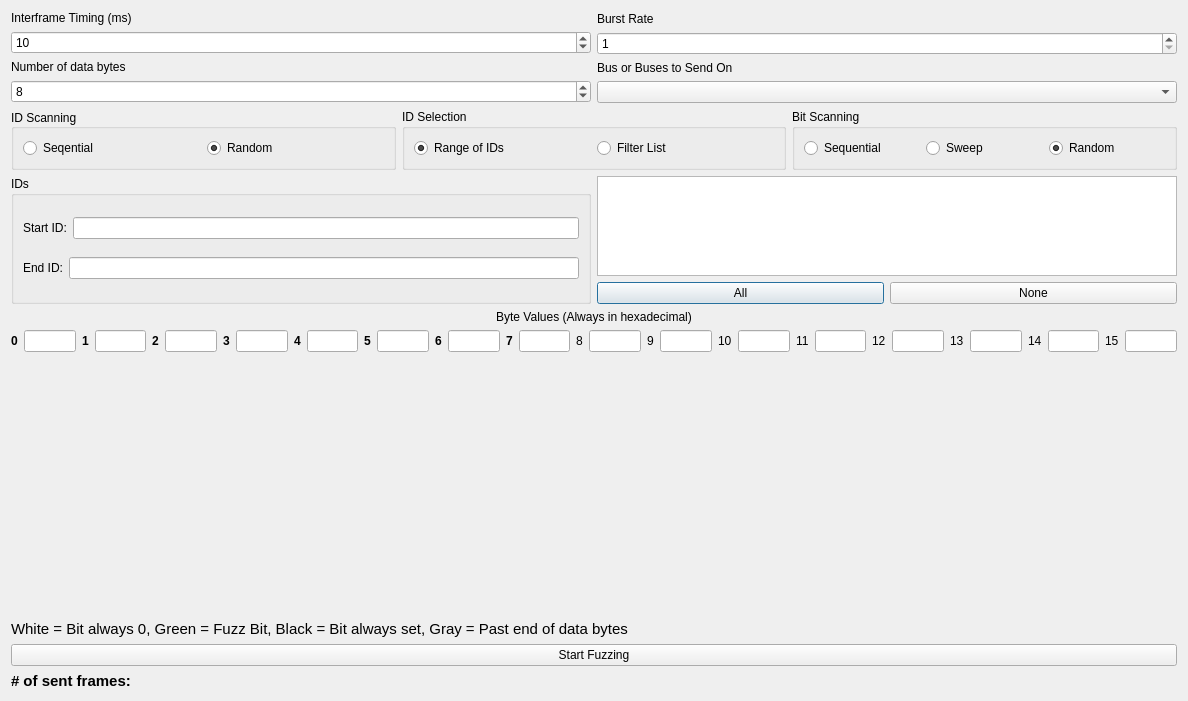
Before: the Qt Designer form ui/fuzzingwindow.ui in collin80/SavvyCAN, drawn with Qt 5.
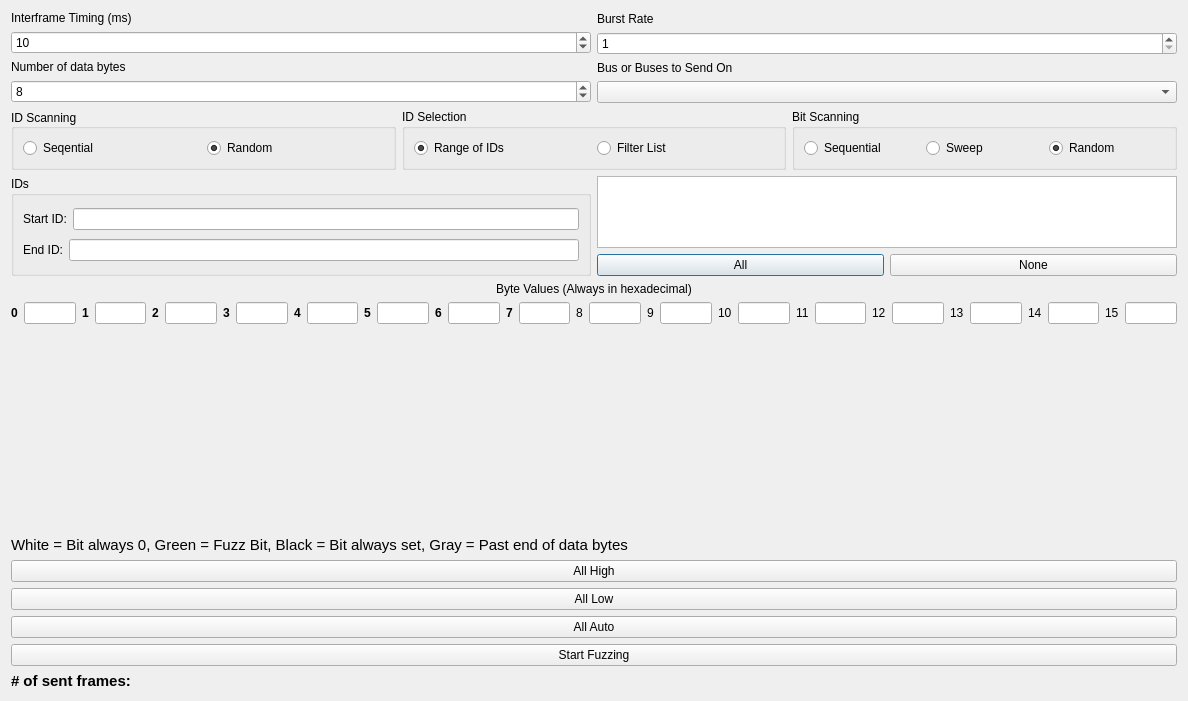
After: the same form once the commit is applied. Custom widgets are drawn as their Qt base class.

Commit message: FuzzingWindow: Add buttons to set all high/low/auto

The edit to the form file:
```diff
--- a/ui/fuzzingwindow.ui
+++ b/ui/fuzzingwindow.ui
@@ -487,6 +487,27 @@
      </property>
     </widget>
    </item>
+   <item>
+    <widget class="QPushButton" name="btnMarkAllHigh">
+     <property name="text">
+      <string>All High</string>
+     </property>
+    </widget>
+    </item>
+    <item>
+    <widget class="QPushButton" name="btnMarkAllLow">
+     <property name="text">
+      <string>All Low</string>
+     </property>
+    </widget>
+    </item>
+    <item>
+    <widget class="QPushButton" name="btnMarkAllAuto">
+     <property name="text">
+      <string>All Auto</string>
+     </property>
+    </widget>
+   </item>
    <item>
     <widget class="QPushButton" name="btnStartStop">
      <property name="text">
```
Left out of the diff: 3 changed lines with no effect on the pictures. The commit also changes 2 other files.
